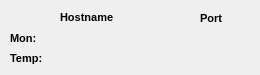
Above: debugform.ui from friggob/qtTemp before the change. Below: the same form after it.
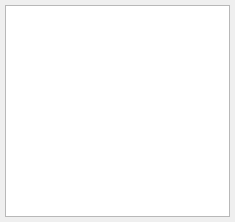
That is the form after the change.

Patch:
```diff
--- a/debugform.ui
+++ b/debugform.ui
@@ -6,13 +6,17 @@
    <rect>
     <x>0</x>
     <y>0</y>
-    <width>260</width>
-    <height>75</height>
+    <width>235</width>
+    <height>222</height>
    </rect>
   </property>
   <property name="font">
    <font>
+    <family>Liberation Mono</family>
     <pointsize>8</pointsize>
+    <weight>75</weight>
+    <italic>false</italic>
+    <bold>true</bold>
    </font>
   </property>
   <property name="contextMenuPolicy">
@@ -21,134 +25,33 @@
   <property name="windowTitle">
    <string>Current config</string>
   </property>
-  <widget class="QLabel" name="label">
-   <property name="geometry">
-    <rect>
-     <x>10</x>
-     <y>30</y>
-     <width>41</width>
-     <height>16</height>
-    </rect>
+  <layout class="QVBoxLayout" name="verticalLayout">
+   <property name="spacing">
+    <number>5</number>
    </property>
-   <property name="font">
-    <font>
-     <weight>75</weight>
-     <bold>true</bold>
-    </font>
+   <property name="leftMargin">
+    <number>5</number>
    </property>
-   <property name="text">
-    <string>Mon:</string>
+   <property name="topMargin">
+    <number>5</number>
    </property>
-  </widget>
-  <widget class="QLabel" name="label_2">
-   <property name="geometry">
-    <rect>
-     <x>10</x>
-     <y>50</y>
-     <width>41</width>
-     <height>16</height>
-    </rect>
+   <property name="rightMargin">
+    <number>5</number>
    </property>
-   <property name="font">
-    <font>
-     <weight>75</weight>
-     <bold>true</bold>
-    </font>
+   <property name="bottomMargin">
+    <number>5</number>
    </property>
-   <property name="text">
-    <string>Temp:</string>
-   </property>
-  </widget>
-  <widget class="QLabel" name="label_3">
-   <property name="geometry">
-    <rect>
-     <x>60</x>
-     <y>10</y>
-     <width>64</width>
-     <height>15</height>
-    </rect>
-   </property>
-   <property name="font">
-    <font>
-     <weight>75</weight>
-     <bold>true</bold>
-    </font>
-   </property>
-   <property name="text">
-    <string>Hostname</string>
-   </property>
-  </widget>
-  <widget class="QLabel" name="label_4">
-   <property name="geometry">
-    <rect>
-     <x>200</x>
-     <y>10</y>
-     <width>31</width>
-     <height>16</height>
-    </rect>
-   </property>
-   <property name="font">
-    <font>
-     <weight>75</weight>
-     <bold>true</bold>
-    </font>
-   </property>
-   <property name="text">
-    <string>Port</string>
-   </property>
-  </widget>
-  <widget class="QLabel" name="hMonLabel">
-   <property name="geometry">
-    <rect>
-     <x>60</x>
-     <y>30</y>
-     <width>131</width>
-     <height>20</height>
-    </rect>
-   </property>
-   <property name="text">
-    <string/>
-   </property>
-  </widget>
-  <widget class="QLabel" name="hTempLabel">
-   <property name="geometry">
-    <rect>
-     <x>60</x>
-     <y>50</y>
-     <width>131</width>
-     <height>20</height>
-    </rect>
-   </property>
-   <property name="text">
-    <string/>
-   </property>
-  </widget>
-  <widget class="QLabel" name="pMonLabel">
-   <property name="geometry">
-    <rect>
-     <x>200</x>
-     <y>30</y>
-     <width>31</width>
-     <height>16</height>
-    </rect>
-   </property>
-   <property name="text">
-    <string/>
-   </property>
-  </widget>
-  <widget class="QLabel" name="pTempLabel">
-   <property name="geometry">
-    <rect>
-     <x>200</x>
-     <y>50</y>
-     <width>31</width>
-     <height>16</height>
-    </rect>
-   </property>
-   <property name="text">
-    <string/>
-   </property>
-  </widget>
+   <item>
+    <widget class="QListWidget" name="listWidget">
+     <property name="alternatingRowColors">
+      <bool>true</bool>
+     </property>
+     <property name="resizeMode">
+      <enum>QListView::Adjust</enum>
+     </property>
+    </widget>
+   </item>
+  </layout>
   <action name="actionQuit">
    <property name="text">
     <string>&amp;Close</string>
```
